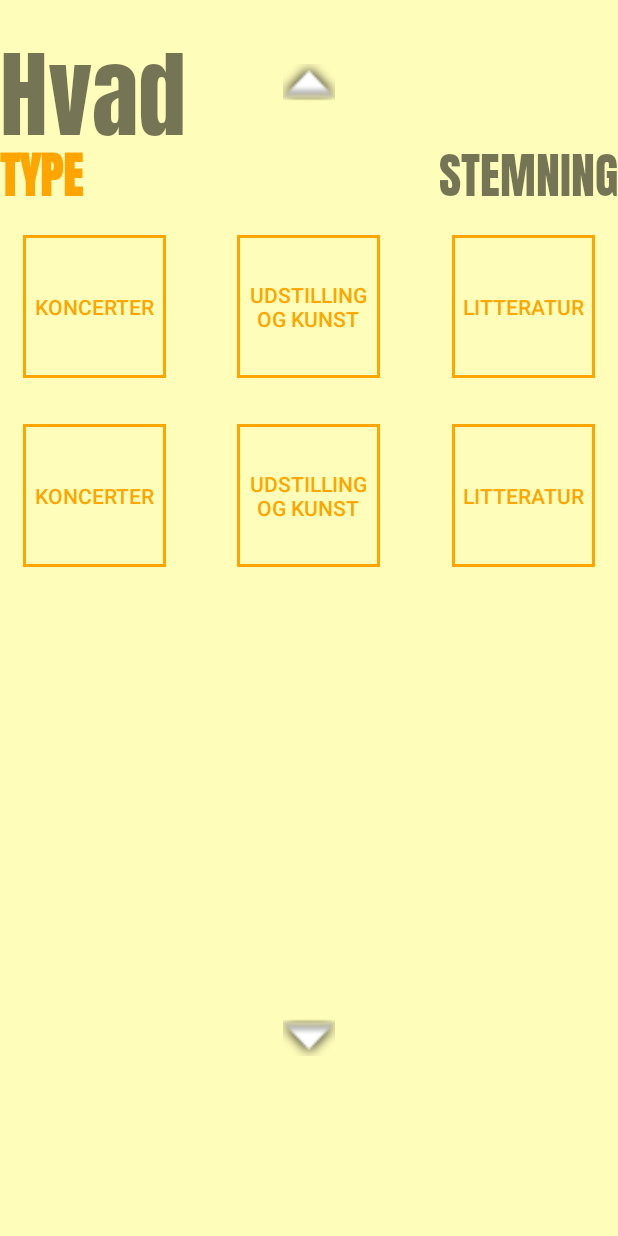
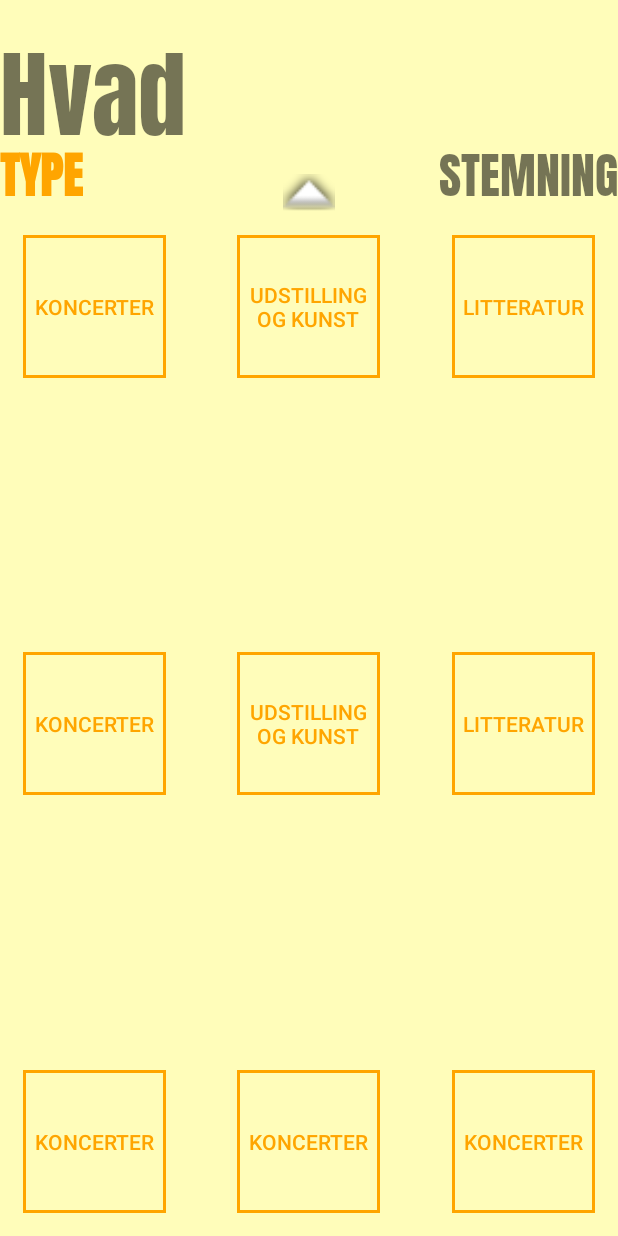
Before and after one commit to Janipai/Moro, an Android app: the layout fragment_hvad.xml on its own in the app's theme, with its tools: preview values and no code run, on a phone screen of 412 x 824 dp. Run offline under Robolectric (Android 15) with nearby library versions, the phone set to English and light mode, and no system bars.

Commit message:
stolt af hvad xml

```diff
--- a/app/src/main/res/layout/fragment_hvad.xml
+++ b/app/src/main/res/layout/fragment_hvad.xml
@@ -7,6 +7,7 @@
     tools:context="Hvad">
 
     <RelativeLayout
+        android:id="@+id/idtypestemning"
         android:layout_width="wrap_content"
         android:layout_height="wrap_content">
 
@@ -16,20 +17,6 @@
             android:fontFamily="@font/anton"
             android:text="Hvad"
             android:textSize="64sp" />
-
-        <ImageView
-            android:id="@+id/arrow_up"
-            android:layout_width="match_parent"
-            android:layout_height="25dp"
-            android:layout_centerHorizontal="true"
-            android:layout_centerVertical="true"
-            android:src="@android:drawable/arrow_up_float" />
-    </RelativeLayout>
-
-    <RelativeLayout
-        android:id="@+id/idtypestemning"
-        android:layout_width="wrap_content"
-        android:layout_height="wrap_content">
 
         <TextView
             android:id="@+id/idtype"
@@ -41,10 +28,10 @@
             android:layout_marginTop="85dp"
 
             android:clickable="true"
+            android:onClick="onClick"
+
+            android:text="TYPE"
             android:fontFamily="@font/anton"
-
-            android:onClick="onClick"
-            android:text="TYPE"
             android:textColor="#FFA500"
             android:textSize="32sp"
             android:textStyle="bold" />
@@ -66,9 +53,10 @@
 
     <RelativeLayout
         android:id="@+id/idrow1"
-        android:layout_width="wrap_content"
-        android:layout_height="wrap_content"
         android:layout_below="@+id/idtypestemning"
+        android:layout_above="@+id/idnavbar"
+        android:layout_width="match_parent"
+        android:layout_height="match_parent"
         android:layout_centerHorizontal="true"
         android:orientation="horizontal"
         android:padding="15dp">
@@ -106,16 +94,7 @@
             android:text="Litteratur"
             android:textColor="#FFA500" />
 
-    </RelativeLayout>
 
-    <RelativeLayout
-        android:id="@+id/idrow2"
-        android:layout_width="wrap_content"
-        android:layout_height="wrap_content"
-        android:layout_below="@+id/idrow1"
-        android:layout_centerHorizontal="true"
-        android:orientation="horizontal"
-        android:padding="15dp">
 
         <Button
             android:id="@+id/button4"
@@ -123,6 +102,7 @@
             android:layout_height="95dp"
 
             android:layout_alignParentLeft="true"
+            android:layout_centerVertical="true"
 
             android:background="@drawable/outlined_button_style"
             android:text="Koncerter"
@@ -133,7 +113,7 @@
             android:layout_width="95dp"
             android:layout_height="95dp"
 
-            android:layout_centerHorizontal="true"
+            android:layout_centerInParent="true"
 
             android:background="@drawable/outlined_button_style"
             android:text="Udstilling og kunst"
@@ -145,12 +125,57 @@
             android:layout_height="95dp"
 
             android:layout_alignParentRight="true"
+            android:layout_centerVertical="true"
+
 
             android:background="@drawable/outlined_button_style"
             android:text="Litteratur"
             android:textColor="#FFA500" />
 
+        <Button
+            android:id="@+id/button7"
+            android:layout_width="95dp"
+            android:layout_height="95dp"
+
+            android:layout_alignParentLeft="true"
+            android:layout_alignParentBottom="true"
+
+            android:background="@drawable/outlined_button_style"
+            android:text="Koncerter"
+            android:textColor="#FFA500" />
+
+        <Button
+            android:id="@+id/button8"
+            android:layout_width="95dp"
+            android:layout_height="95dp"
+
+            android:layout_centerHorizontal="true"
+            android:layout_alignParentBottom="true"
+
+            android:background="@drawable/outlined_button_style"
+            android:text="Koncerter"
+            android:textColor="#FFA500" />
+
+        <Button
+            android:id="@+id/button9"
+            android:layout_width="95dp"
+            android:layout_height="95dp"
+
+            android:layout_alignParentRight="true"
+            android:layout_alignParentBottom="true"
+
+            android:background="@drawable/outlined_button_style"
+            android:text="Koncerter"
+            android:textColor="#FFA500" />
     </RelativeLayout>
+
+    <ImageView
+        android:id="@+id/arrow_up"
+        android:layout_width="match_parent"
+        android:layout_height="25dp"
+        android:layout_above="@+id/idrow1"
+        android:layout_centerHorizontal="true"
+        android:src="@android:drawable/arrow_up_float" />
 
     <ImageView
         android:id="@+id/arrow_down"
@@ -158,7 +183,8 @@
         android:layout_height="25dp"
         android:layout_alignParentBottom="true"
         android:layout_centerHorizontal="true"
-        android:layout_centerVertical="true"
+        android:layout_below="@+id/idrow1"
         android:layout_marginBottom="120dp"
         android:src="@android:drawable/arrow_down_float" />
+
 </RelativeLayout>
```
